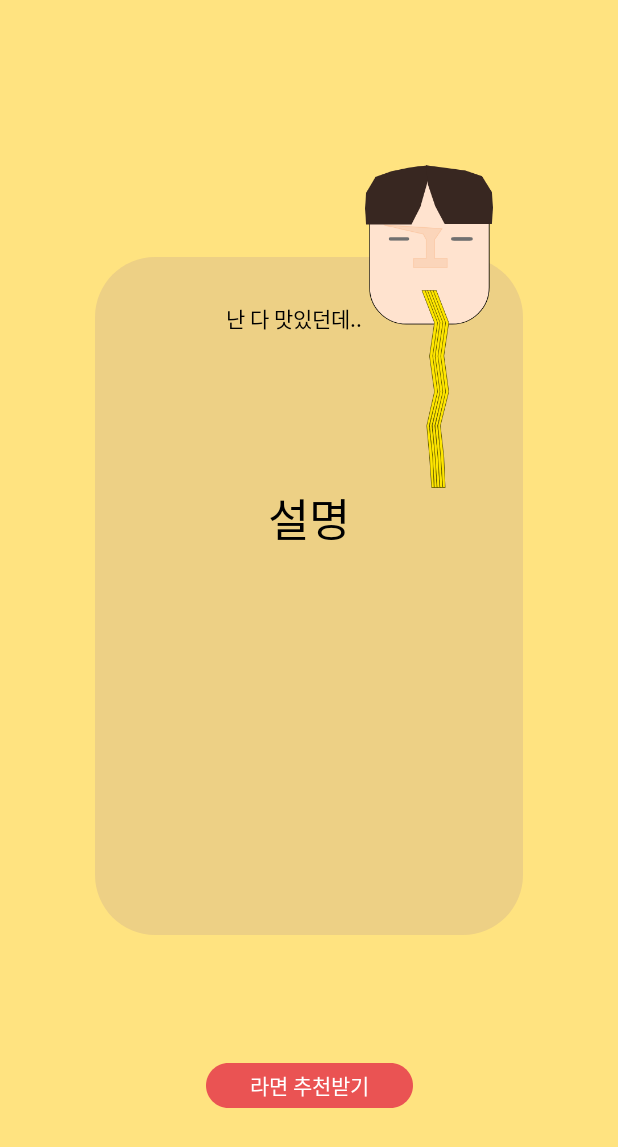
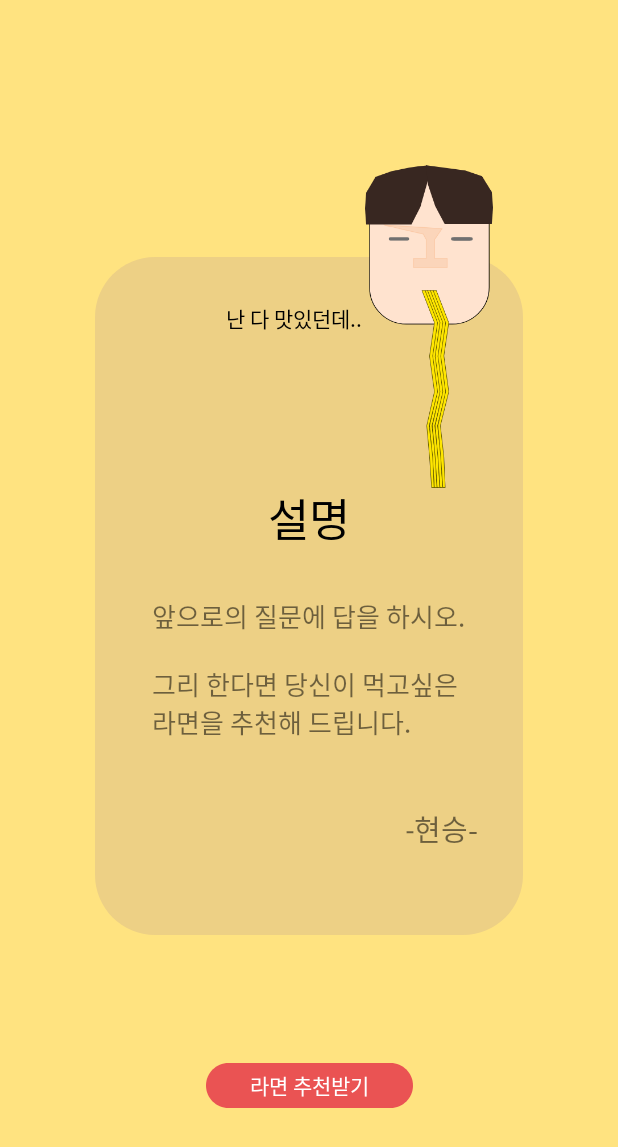
Before and after one commit to ramenddak/ramenddak_Android, an Android app: the StartActivity screen opened directly, with no data from a screen before it, on a phone screen of 412 x 824 dp. Shown: the top 1147 px of the screen. Run offline under Robolectric (Android 15) with nearby library versions, the phone set to English and light mode, and no system bars; our stand-ins replace data binding.

Commit message:
:sparkles: :: start ui

```diff
--- a/app/src/main/java/com/app/ramenddak/ui/base/BaseActivity.kt
+++ b/app/src/main/java/com/app/ramenddak/ui/base/BaseActivity.kt
@@ -21,13 +21,6 @@ abstract class BaseActivity<T : ViewDataBinding>(@LayoutRes private val layoutRe
 
     abstract fun init()
 
-    override fun onBackPressed() {
-        if (System.currentTimeMillis() - waitTime >= 1500) {
-            waitTime = System.currentTimeMillis()
-            Toast.makeText(this, "뒤로가기 버튼을 한번 더 누르면 종료됩니다.", Toast.LENGTH_SHORT).show()
-        } else finish()
-    }
-
     protected fun shortShowToast(msg: String) =
         Toast.makeText(this, msg, Toast.LENGTH_SHORT).show()
 
--- a/app/src/main/res/layout/activity_start.xml
+++ b/app/src/main/res/layout/activity_start.xml
@@ -45,6 +45,23 @@
                 android:textColor="@color/black"
                 android:textSize="30sp" />
 
+            <TextView
+                android:textSize="17sp"
+                android:layout_marginTop="30dp"
+                android:layout_gravity="center"
+                android:layout_width="wrap_content"
+                android:layout_height="wrap_content"
+                android:text="@string/text"/>
+
+            <TextView
+                android:textSize="19sp"
+                android:layout_marginEnd="30dp"
+                android:layout_marginTop="44dp"
+                android:layout_gravity="end"
+                android:layout_width="wrap_content"
+                android:layout_height="wrap_content"
+                android:text="@string/hyun_seung"/>
+
         </LinearLayout>
 
         <ImageView
--- a/app/src/main/res/values/strings.xml
+++ b/app/src/main/res/values/strings.xml
@@ -5,4 +5,6 @@
     <string name="go_select_ramen">라면 추천받기</string>
     <string name="hyun_seung_ment">난 다 맛있던데..</string>
     <string name="explane">설명</string>
+    <string name="text">앞으로의 질문에 답을 하시오.\n\n그리 한다면 당신이 먹고싶은\n라면을 추천해 드립니다.</string>
+    <string name="hyun_seung">-현승-</string>
 </resources>
```
